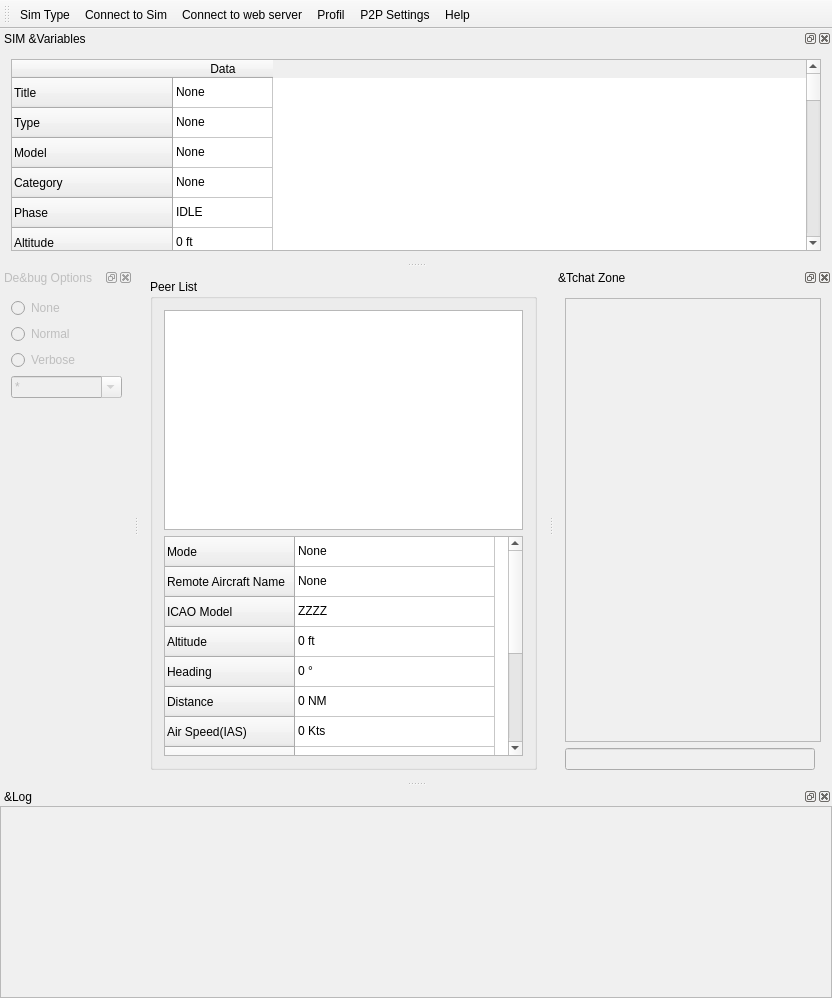
Before: the Qt Designer form gui/mainwindow.ui in Artemia76/ffs2play, drawn with Qt 5.
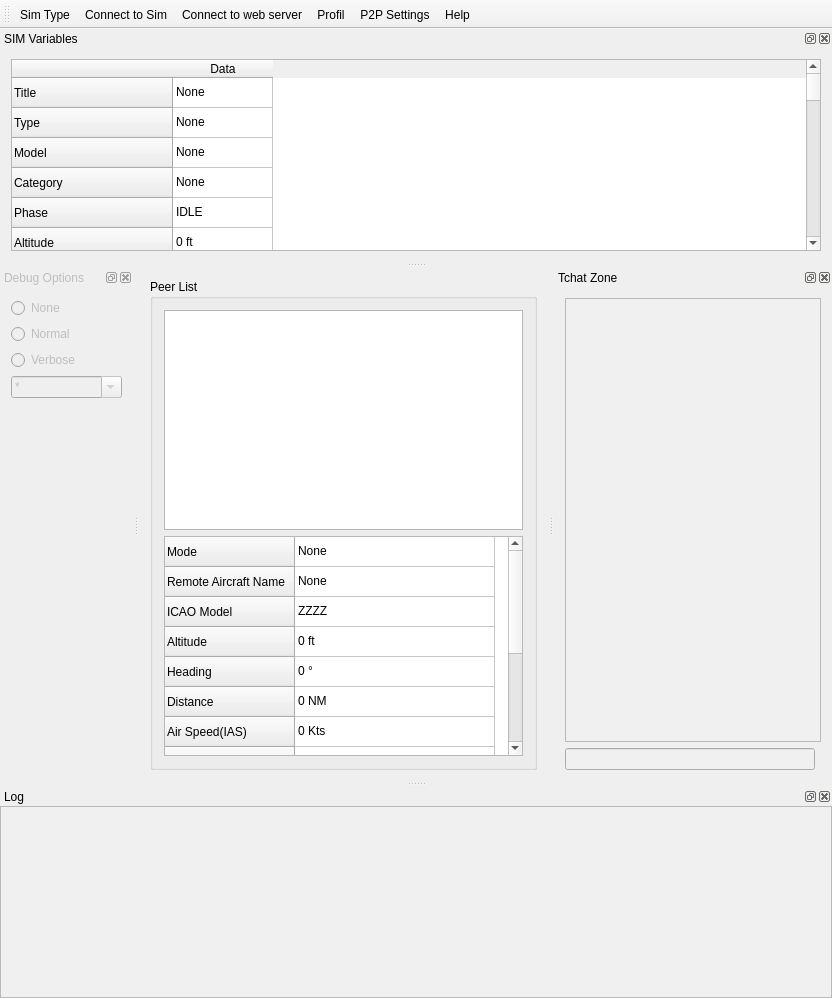
After: the same form once the commit is applied. Icons and pictures are not drawn.

The edit to the form file:
```diff
--- a/gui/mainwindow.ui
+++ b/gui/mainwindow.ui
@@ -242,7 +242,7 @@
   </widget>
   <widget class="QDockWidget" name="dwTchatZone">
    <property name="windowTitle">
-    <string>&amp;Tchat Zone</string>
+    <string>Tchat Zone</string>
    </property>
    <attribute name="dockWidgetArea">
     <number>2</number>
@@ -280,7 +280,7 @@
   </widget>
   <widget class="QDockWidget" name="dwSimVariable">
    <property name="windowTitle">
-    <string>SIM &amp;Variables</string>
+    <string>SIM Variables</string>
    </property>
    <attribute name="dockWidgetArea">
     <number>4</number>
@@ -929,7 +929,7 @@
     <bool>false</bool>
    </property>
    <property name="windowTitle">
-    <string>&amp;Log</string>
+    <string>Log</string>
    </property>
    <attribute name="dockWidgetArea">
     <number>8</number>
@@ -1081,7 +1081,7 @@
     <bool>false</bool>
    </property>
    <property name="windowTitle">
-    <string>De&amp;bug Options</string>
+    <string>Debug Options</string>
    </property>
    <attribute name="dockWidgetArea">
     <number>1</number>
```
